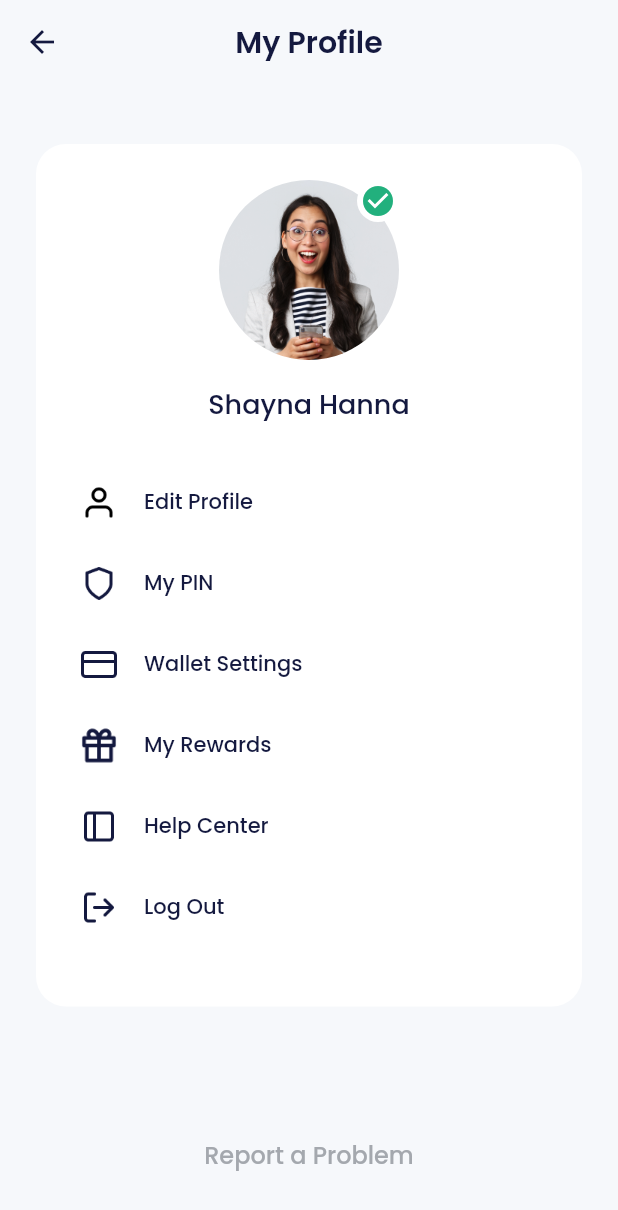
After one commit to nabilhudarizalulhaq/payment_app_bank-sha, a Flutter app: the HomePage screen opened by its route, after a tap on the "check circle" icon, on a phone screen of 412 x 824 dp. The commit adds this screen. Shown: the top 1210 px of the screen. Run offline on Flutter 3.47's test engine with Material 2 defaults, Android fonts, the phone set to English and light mode, and no system bars; our stand-ins replace carousel_slider, google_fonts.

Commit message:
slicing profile page done

```diff
--- a/lib/main.dart
+++ b/lib/main.dart
@@ -1,5 +1,6 @@
 import 'package:bank_sha/ui/screen/home_page.dart';
 import 'package:bank_sha/ui/screen/onboarding_page.dart';
+import 'package:bank_sha/ui/screen/profile_page.dart';
 import 'package:bank_sha/ui/screen/sign_in_page.dart';
 import 'package:bank_sha/ui/screen/sign_up_page.dart';
 import 'package:bank_sha/ui/screen/sign_up_set_ktp_page.dart';
@@ -26,6 +27,7 @@ class MyApp extends StatelessWidget {
         '/sign-up-set-ktp' : (context) => const SignUpSetKtpPage(),
         '/sign-up-success' : (context) => const SignUpSuccessPage(),
         '/home' : (context) => const HomePage(),
+        '/profile' :(context) => const ProfilePage(),
       },
     );
   }
--- a/lib/ui/screen/home_page.dart
+++ b/lib/ui/screen/home_page.dart
@@ -80,7 +80,7 @@ class HomePage extends StatelessWidget {
           horizontal: 24,
         ),
         children: [
-          buildProfile(),
+          buildProfile(context),
           buildWalletCard(),
           buildLevel(),
           buildServices(),
@@ -92,7 +92,7 @@ class HomePage extends StatelessWidget {
     );
   }
 
-  Widget buildProfile() {
+  Widget buildProfile(BuildContext context) {
     return Container(
       margin: const EdgeInsets.only(
         top: 40,
@@ -121,7 +121,11 @@ class HomePage extends StatelessWidget {
               ),
             ],
           ),
-          Container(
+          GestureDetector(
+            onTap: () {
+              Navigator.pushNamed(context, '/profile');
+            },
+            child: Container(
               width: 60,
               height: 60,
               decoration: const BoxDecoration(
@@ -145,6 +149,7 @@ class HomePage extends StatelessWidget {
                     Icons.check_circle,
                     color: greenColor,
                     size: 14,
+                  ),
                 ),
               ),
             ),
--- /dev/null
+++ b/lib/ui/screen/profile_page.dart
@@ -0,0 +1,135 @@
+import 'package:bank_sha/shared/theme.dart';
+import 'package:bank_sha/ui/widgets/buttons.dart';
+import 'package:bank_sha/ui/widgets/profile_menu_item.dart';
+import 'package:flutter/material.dart';
+
+class ProfilePage extends StatelessWidget {
+  const ProfilePage({super.key});
+
+  @override
+  Widget build(BuildContext context) {
+    return  Scaffold(
+      backgroundColor: lightBackgroundColor,
+      appBar: AppBar(
+        backgroundColor: lightBackgroundColor,
+        elevation: 0.0,
+        centerTitle: true,
+        iconTheme: IconThemeData(
+          color: blackColor,
+        ),
+        title: Text(
+          'My Profile',
+          style: blackTextStyle.copyWith(
+            fontSize: 20,
+            fontWeight: semiBold,
+          ),
+        ),
+      ),
+      body: ListView(
+        padding: const EdgeInsets.symmetric(
+          horizontal: 24,
+        ),
+        children: [
+          const SizedBox(
+            height: 40,
+          ),
+          Container(
+            padding: const EdgeInsets.symmetric(
+              horizontal: 30,
+              vertical: 24,
+            ),
+            decoration: BoxDecoration(
+              color: whiteColor,
+              borderRadius: BorderRadius.circular(20),
+            ),
+            child: Column(
+              children: [
+                Container(
+                  width: 120,
+                  height: 120,
+                  decoration: const BoxDecoration(
+                    shape: BoxShape.circle,
+                    image: DecorationImage(
+                      image: AssetImage(
+                        'assets/img_profile.png',
+                      ),
+                    ),
+                  ),
+                  child: Align(
+                    alignment: Alignment.topRight,
+                    child: Container(
+                      width: 28,
+                      height: 28,
+                      decoration: BoxDecoration(
+                        shape: BoxShape.circle,
+                        color: whiteColor,
+                      ),
+                      child: Icon(
+                        Icons.check_circle,
+                        color: greenColor,
+                        size: 24,
+                      ),
+                    ),
+                  ),
+                ),
+                const SizedBox(
+                  height: 16,
+                ),
+                Text(
+                  'Shayna Hanna',
+                  style: blackTextStyle.copyWith(
+                    fontSize: 18,
+                    fontWeight: medium,
+                  ),
+                ),
+                const SizedBox(
+                  height: 40,
+                ),
+                ProfileMenuItem(
+                  iconUrl: 'assets/ic_edit_profile.png',
+                  title: 'Edit Profile',
+                  onTap: (){},
+                ),
+                ProfileMenuItem(
+                  iconUrl: 'assets/ic_pin.png',
+                  title: 'My PIN',
+                  onTap: (){},
+                ),
+                ProfileMenuItem(
+                  iconUrl: 'assets/ic_wallet.png',
+                  title: 'Wallet Settings',
+                  onTap: (){},
+                ),
+                ProfileMenuItem(
+                  iconUrl: 'assets/ic_reward.png',
+                  title: 'My Rewards',
+                  onTap: (){},
+                ),
+                ProfileMenuItem(
+                  iconUrl: 'assets/ic_help.png',
+                  title: 'Help Center',
+                  onTap: (){},
+                ),
+                ProfileMenuItem(
+                  iconUrl: 'assets/ic_logout.png',
+                  title: 'Log Out',
+                  onTap: (){},
+                ),
+              ],
+            ),
+          ),
+          const SizedBox(
+            height: 87,
+          ),
+          CustomTextButton(
+            title: 'Report a Problem',
+            onPressed: (){},
+          ),
+          const SizedBox(
+            height: 50,
+          ),
+        ],
+      ),
+    );
+  }
+}
--- /dev/null
+++ b/lib/ui/widgets/profile_menu_item.dart
@@ -0,0 +1,44 @@
+import 'package:bank_sha/shared/theme.dart';
+import 'package:flutter/material.dart';
+
+class ProfileMenuItem extends StatelessWidget {
+  final String iconUrl;
+  final String title;
+  final VoidCallback? onTap;
+  const ProfileMenuItem({
+    super.key,
+    required this.iconUrl,
+    required this.title,
+    this.onTap,
+    });
+
+  @override
+  Widget build(BuildContext context) {
+    return GestureDetector(
+      onTap: onTap,
+      child: Container(
+        margin: const EdgeInsets.only(
+          bottom: 30,
+        ),
+        child: Row(
+          children: [
+            Image.asset(
+              iconUrl,
+              width: 24,
+            ),
+            const SizedBox(
+              width: 18,
+            ),
+            Text(
+              title,
+              style: blackTextStyle.copyWith(
+                fontSize: 14,
+                fontWeight: medium,
+              ),
+            )
+          ],
+        ),
+      ),
+    );
+  }
+}
```
Lines whose indentation alone changed are shown as unchanged.
